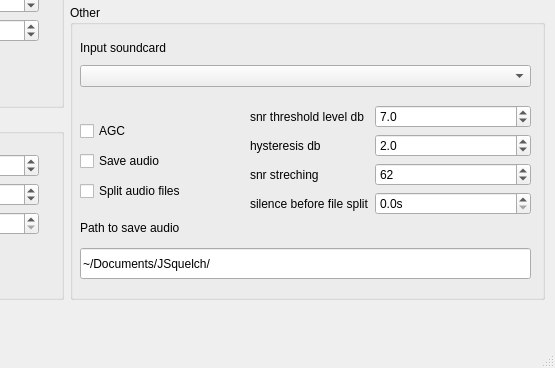
The window that src/jsquelch.ui (jontio/JSquelch) describes before a commit, drawn with Qt 5; both pictures show x 381 to 936 and y 191 to 559 of the 936 by 559 pixel window.
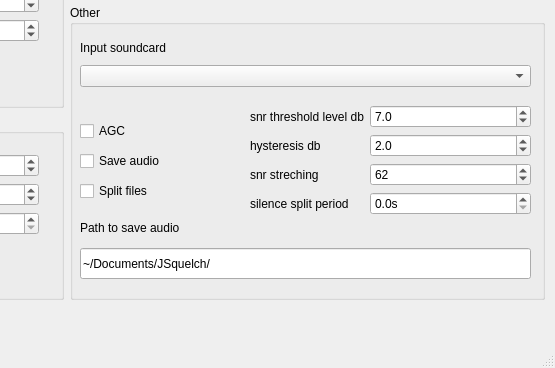
The same window after the commit. Icons and pictures are not drawn. Custom widgets are drawn as their Qt base class.

```diff
--- a/src/jsquelch.ui
+++ b/src/jsquelch.ui
@@ -432,7 +432,7 @@
           <item row="3" column="0">
            <widget class="QLabel" name="label_mne_moving_stats_window_size_5">
             <property name="text">
-             <string>silence before file split</string>
+             <string>silence split period</string>
             </property>
            </widget>
           </item>
@@ -539,7 +539,7 @@
           </rect>
          </property>
          <property name="text">
-          <string>Split audio files</string>
+          <string>Split files</string>
          </property>
         </widget>
        </widget>
```
